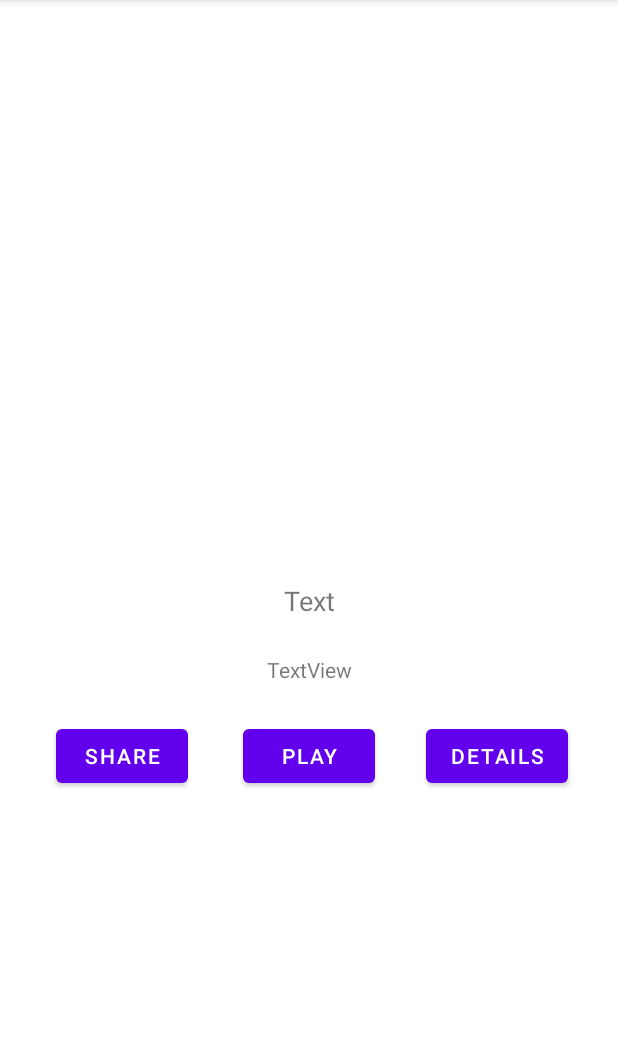
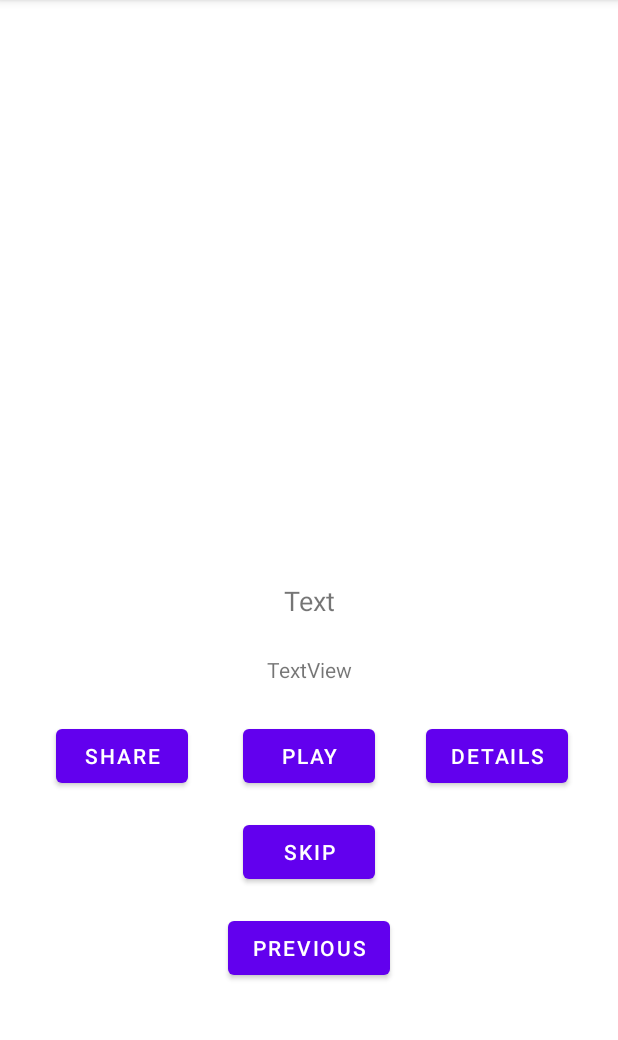
Before and after one commit to adnan-mujagic/catjam2.0, an Android app: the SongDetails screen opened directly, with no data from a screen before it, on a phone screen of 412 x 824 dp, the part 84-1124 px from its top. Run offline under Robolectric (Android 15) with nearby library versions, the phone set to English and light mode, and no system bars; our stand-ins replace Firebase (no records; nobody signed in at launch, a user with empty details on screens opened directly); pictures from the network do not load; 3 statements that could not run were skipped.

Commit message:
added skip song and previous song

```diff
--- a/app/src/main/java/com/example/catjam2/activities/SongDetails.java
+++ b/app/src/main/java/com/example/catjam2/activities/SongDetails.java
@@ -1,5 +1,6 @@
 package com.example.catjam2.activities;
 
+import androidx.annotation.NonNull;
 import androidx.appcompat.app.AppCompatActivity;
 
 import android.content.Intent;
@@ -10,20 +11,39 @@ import android.view.View;
 import android.widget.Button;
 import android.widget.ImageView;
 import android.widget.TextView;
+import android.widget.Toast;
 
 import com.example.catjam2.R;
 import com.example.catjam2.activities.PlaylistDetails;
+import com.example.catjam2.classes.Song;
+import com.example.catjam2.fragments.PlaylistsFragment;
+import com.google.firebase.database.DataSnapshot;
+import com.google.firebase.database.DatabaseError;
+import com.google.firebase.database.DatabaseReference;
+import com.google.firebase.database.FirebaseDatabase;
+import com.google.firebase.database.ValueEventListener;
 
 import java.io.IOException;
+import java.util.ArrayList;
+import java.util.List;
 
 public class SongDetails extends AppCompatActivity {
 
+    public static final String EXTRA_COVER = "EXTRA_COVER";
+    public static final String EXTRA_SONG_NAME = "EXTRA_SONG_NAME";
+    public static final String EXTRA_ARTIST_NAME = "EXTRA_ARTIST_NAME";
+    public static final String EXTRA_SONG_URL = "EXTRA_SONG_URL";
+    public static final String EXTRA_PLAYLIST_ID = "EXTRA_PLAYLIST_ID";
+
     ImageView coverImage;
     TextView songName, artistName;
-    Button playButton;
+    Button playButton, playPreviousButton, skipButton;
     private String songUrl;
     MediaPlayer mediaPlayer;
     int currentPosition = 0;
+    String playlistID = "";
+    List<Song> songs;
+
 
     @Override
     protected void onCreate(Bundle savedInstanceState) {
@@ -34,7 +54,31 @@ public class SongDetails extends AppCompatActivity {
         songName = findViewById(R.id.song_details_song_name);
         artistName = findViewById(R.id.song_details_song_artist);
         playButton = findViewById(R.id.play_button);
+        playPreviousButton = findViewById(R.id.play_previous_button);
+        skipButton = findViewById(R.id.skip_button);
         mediaPlayer = new MediaPlayer();
+        songs = new ArrayList<>();
+
+        FirebaseDatabase db = FirebaseDatabase.getInstance();
+        DatabaseReference ref = db.getReference("users");
+
+        ref.addListenerForSingleValueEvent(new ValueEventListener() {
+            @Override
+            public void onDataChange(@NonNull DataSnapshot snapshot) {
+                songs.clear();
+
+                for(DataSnapshot songSnap: snapshot.child(MainActivity.username).child("playlists").child(getIntent().getExtras().getString(PlaylistDetails.EXTRA_PLAYLIST_ID)).child("songs").getChildren()){
+                    Song s = songSnap.getValue(Song.class);
+                    s.setCover(R.drawable.ic_baseline_music_note_24);
+                    songs.add(s);
+                }
+            }
+
+            @Override
+            public void onCancelled(@NonNull DatabaseError error) {
+                Toast.makeText(SongDetails.this, error.getMessage(), Toast.LENGTH_SHORT).show();
+            }
+        });
 
         Bundle extras = getIntent().getExtras();
         if(extras != null){
@@ -49,6 +93,7 @@ public class SongDetails extends AppCompatActivity {
             songName.setText(extras.getString(PlaylistDetails.EXTRA_SONG_NAME));
             artistName.setText(extras.getString(PlaylistDetails.EXTRA_ARTIST_NAME));
             coverImage.setImageResource(R.drawable.ic_baseline_music_note_24);
+            playlistID = extras.getString(PlaylistDetails.EXTRA_PLAYLIST_ID);
         }
     }
 
@@ -92,6 +137,72 @@ public class SongDetails extends AppCompatActivity {
         }
     }
 
+    public void skipSong(View view){
+        resetMediaPlayer();
+        if(!playlistID.isEmpty()){
+            int position = 0;
+
+            for(Song s: songs){
+                if(s.getName().equals(songName.getText().toString())){
+                    // check if the current song is the last song in the list
+                    // if it is the last song, then when you press skip
+                    // it will play the first song in the list
+                    // otherwise it will just play the next song in the list
+                    if(position == songs.size() - 1){
+                        position = 0;
+                    } else{
+                        position++;
+                    }
+                    break;
+                }
+                position++;
+            }
+
+            Song nextSong = songs.get(position);
+
+            songUrl = nextSong.getSongUrl();
+            songName.setText(nextSong.getName());
+            artistName.setText(nextSong.getArtist());
+            coverImage.setImageResource(R.drawable.ic_baseline_music_note_24);
+        }
+    }
+
+    public void playPreviousSong(View view){
+        resetMediaPlayer();
+        if(!playlistID.isEmpty()){
+            int position = 0;
+
+            for(Song s: songs){
+                if(s.getName().equals(songName.getText().toString())){
+                    // check if the current song is the first song in the list
+                    // if it is the first song, then when you press previous
+                    // it will just rewind the current song to the start
+                    // otherwise it will play the previous song in the playlist
+                    if(position == 0){
+                        break;
+                    } else{
+                        position--;
+                    }
+                    break;
+                }
+                position++;
+            }
+
+            Song previousSong = songs.get(position);
+
+            songUrl = previousSong.getSongUrl();
+            songName.setText(previousSong.getName());
+            artistName.setText(previousSong.getArtist());
+            coverImage.setImageResource(R.drawable.ic_baseline_music_note_24);
+        }
+    }
+
+    public void resetMediaPlayer(){
+        mediaPlayer.stop();
+        playButton.setText("Play");
+        mediaPlayer = new MediaPlayer();
+    };
+
     public void showDetailsOnGenius(View view){
         String aName = artistName.getText().toString();
         String sName = songName.getText().toString();
--- a/app/src/main/java/com/example/catjam2/activities/Splash.java
+++ b/app/src/main/java/com/example/catjam2/activities/Splash.java
@@ -26,7 +26,7 @@ public class Splash extends AppCompatActivity {
             public void run() {
                 try {
                     // Thread will sleep for 5 seconds
-                    sleep(5*1000);
+                    sleep(1*1000);
 
                     // After 5 seconds redirect to another intent
                     Intent i=new Intent(getBaseContext(), LoginActivity.class);
--- a/app/src/main/res/layout/activity_song_details.xml
+++ b/app/src/main/res/layout/activity_song_details.xml
@@ -79,4 +79,26 @@
         app:layout_constraintStart_toEndOf="@+id/play_button"
         app:layout_constraintTop_toBottomOf="@+id/song_details_song_artist" />
 
+    <Button
+        android:id="@+id/skip_button"
+        android:layout_width="wrap_content"
+        android:layout_height="wrap_content"
+        android:layout_marginTop="16dp"
+        android:onClick="skipSong"
+        android:text="skip"
+        app:layout_constraintEnd_toEndOf="parent"
+        app:layout_constraintStart_toStartOf="parent"
+        app:layout_constraintTop_toBottomOf="@+id/play_button" />
+
+    <Button
+        android:id="@+id/play_previous_button"
+        android:layout_width="wrap_content"
+        android:layout_height="wrap_content"
+        android:layout_marginTop="16dp"
+        android:onClick="playPreviousSong"
+        android:text="previous"
+        app:layout_constraintEnd_toEndOf="parent"
+        app:layout_constraintStart_toStartOf="parent"
+        app:layout_constraintTop_toBottomOf="@+id/skip_button" />
+
 </androidx.constraintlayout.widget.ConstraintLayout>
```
Also changed, not shown: app/src/main/java/com/example/catjam2/activities/PlaylistDetails.java (+5 -3 lines).
